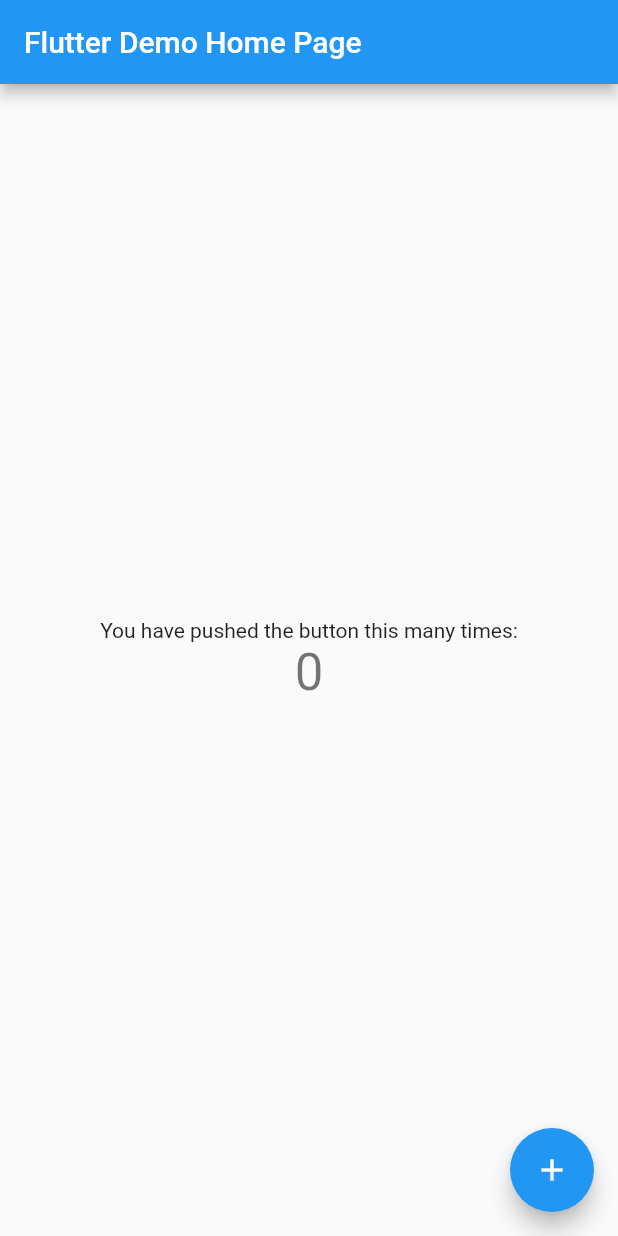
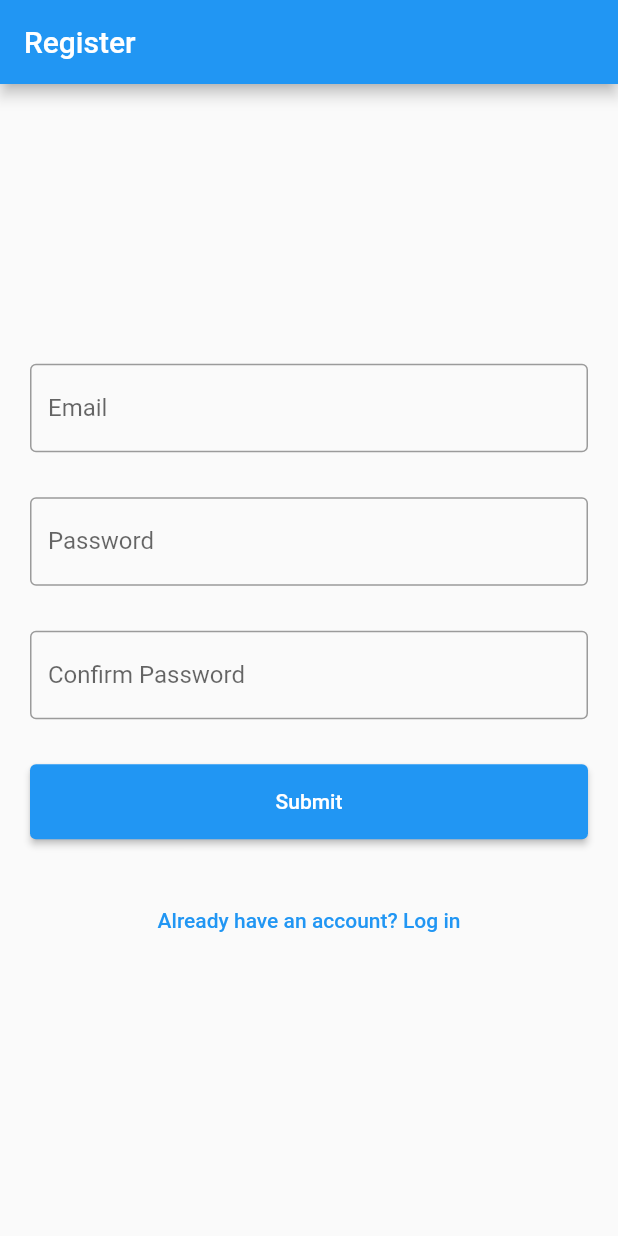
Before and after one commit to makgr/flutter_firebase, a Flutter app: the screen it shows after launch, on a phone screen of 412 x 824 dp. Run offline on Flutter 3.47's test engine with Material 2 defaults, Android fonts, the phone set to English and light mode, and no system bars; our stand-ins replace firebase_auth, firebase_core; accounts and stored records are empty.

Commit message:
login and register using firebase done

```diff
--- a/lib/main.dart
+++ b/lib/main.dart
@@ -1,10 +1,28 @@
+import 'package:flutter/material.dart';
 import 'package:firebase_core/firebase_core.dart';
-import 'package:flutter/material.dart';
+import 'package:firebase_auth/firebase_auth.dart';
+import 'package:flutter_firebase/screens/register_screen.dart';
 
 void main() async{
   WidgetsFlutterBinding.ensureInitialized();
-  await Firebase.initializeApp();
-  runApp(const MyApp());
+  await Firebase.initializeApp(
+     options: FirebaseOptions(
+      apiKey: "AIzaSyCSzr4ALpFKanlnk_WPwBbSjBZmj5QzEUw",
+      appId: "1:65800948821:android:0ecc56c7eca851719e58dc",
+      messagingSenderId: "65800948821",
+      projectId: "flutterfirebase-d8b7e",
+      authDomain: "flutterfirebase-d8b7e.firebaseapp.com"
+      )
+  );
+  //  WidgetsFlutterBinding.ensureInitialized();
+  //  await Firebase.initializeApp(
+  //     options: const FirebaseOptions(
+  //         apiKey: "AIzaSyAhE5iTdU1MflQxb4_M_uHiXJR9EC_mE_I",
+  //         authDomain: "nanochat.firebaseapp.com",
+  //         projectId: "firebase-nanochat",
+  //         messagingSenderId: '137230848633',
+  //         appId: '1:137230848633:web:89e9b54f881fa0b843baa8'));
+  runApp(MyApp());
 }
 
 class MyApp extends StatelessWidget {
@@ -14,105 +32,11 @@ class MyApp extends StatelessWidget {
   @override
   Widget build(BuildContext context) {
     return MaterialApp(
-      title: 'Flutter Demo',
+      title: 'Flutter Firebase',
       theme: ThemeData(
-        // This is the theme of your application.
-        //
-        // Try running your application with "flutter run". You'll see the
-        // application has a blue toolbar. Then, without quitting the app, try
-        // changing the primarySwatch below to Colors.green and then invoke
-        // "hot reload" (press "r" in the console where you ran "flutter run",
-        // or simply save your changes to "hot reload" in a Flutter IDE).
-        // Notice that the counter didn't reset back to zero; the application
-        // is not restarted.
         primarySwatch: Colors.blue,
       ),
-      home: const MyHomePage(title: 'Flutter Demo Home Page'),
+      home: RegisterScreen(),
     );
   }
 }
-
-class MyHomePage extends StatefulWidget {
-  const MyHomePage({Key? key, required this.title}) : super(key: key);
-
-  // This widget is the home page of your application. It is stateful, meaning
-  // that it has a State object (defined below) that contains fields that affect
-  // how it looks.
-
-  // This class is the configuration for the state. It holds the values (in this
-  // case the title) provided by the parent (in this case the App widget) and
-  // used by the build method of the State. Fields in a Widget subclass are
-  // always marked "final".
-
-  final String title;
-
-  @override
-  State<MyHomePage> createState() => _MyHomePageState();
-}
-
-class _MyHomePageState extends State<MyHomePage> {
-  int _counter = 0;
-
-  void _incrementCounter() {
-    setState(() {
-      // This call to setState tells the Flutter framework that something has
-      // changed in this State, which causes it to rerun the build method below
-      // so that the display can reflect the updated values. If we changed
-      // _counter without calling setState(), then the build method would not be
-      // called again, and so nothing would appear to happen.
-      _counter++;
-    });
-  }
-
-  @override
-  Widget build(BuildContext context) {
-    // This method is rerun every time setState is called, for instance as done
-    // by the _incrementCounter method above.
-    //
-    // The Flutter framework has been optimized to make rerunning build methods
-    // fast, so that you can just rebuild anything that needs updating rather
-    // than having to individually change instances of widgets.
-    return Scaffold(
-      appBar: AppBar(
-        // Here we take the value from the MyHomePage object that was created by
-        // the App.build method, and use it to set our appbar title.
-        title: Text(widget.title),
-      ),
-      body: Center(
-        // Center is a layout widget. It takes a single child and positions it
-        // in the middle of the parent.
-        child: Column(
-          // Column is also a layout widget. It takes a list of children and
-          // arranges them vertically. By default, it sizes itself to fit its
-          // children horizontally, and tries to be as tall as its parent.
-          //
-          // Invoke "debug painting" (press "p" in the console, choose the
-          // "Toggle Debug Paint" action from the Flutter Inspector in Android
-          // Studio, or the "Toggle Debug Paint" command in Visual Studio Code)
-          // to see the wireframe for each widget.
-          //
-          // Column has various properties to control how it sizes itself and
-          // how it positions its children. Here we use mainAxisAlignment to
-          // center the children vertically; the main axis here is the vertical
-          // axis because Columns are vertical (the cross axis would be
-          // horizontal).
-          mainAxisAlignment: MainAxisAlignment.center,
-          children: <Widget>[
-            const Text(
-              'You have pushed the button this many times:',
-            ),
-            Text(
-              '$_counter',
-              style: Theme.of(context).textTheme.headline4,
-            ),
-          ],
-        ),
-      ),
-      floatingActionButton: FloatingActionButton(
-        onPressed: _incrementCounter,
-        tooltip: 'Increment',
-        child: const Icon(Icons.add),
-      ), // This trailing comma makes auto-formatting nicer for build methods.
-    );
-  }
-}
--- /dev/null
+++ b/lib/screens/register_screen.dart
@@ -0,0 +1,84 @@
+import 'package:firebase_auth/firebase_auth.dart';
+import 'package:flutter/material.dart';
+import 'package:flutter_firebase/screens/login_screen.dart';
+import 'package:flutter_firebase/services/auth_service.dart';
+
+class RegisterScreen extends StatelessWidget {
+  TextEditingController emailController = TextEditingController();
+  TextEditingController passwordController = TextEditingController();
+  TextEditingController confirmPasswordController = TextEditingController();
+
+  @override
+  Widget build(BuildContext context) {
+    return Scaffold(
+      appBar: AppBar(
+        title: Text('Register'),
+      ),
+      body: Padding(
+        padding: const EdgeInsets.all(20.0),
+        child: Column(
+            mainAxisAlignment: MainAxisAlignment.center,
+            children: <Widget>[
+              TextField(
+                controller: emailController,
+                decoration: InputDecoration(
+                  labelText: 'Email',
+                  border: OutlineInputBorder(),
+                  hintText: 'Enter Email',
+                ),
+              ),
+              SizedBox(height: 30,),
+              TextField(
+                controller: passwordController,
+                obscureText: true,
+                decoration: InputDecoration(
+                  labelText: 'Password',
+                  border: OutlineInputBorder(),
+                  hintText: 'Enter Password',
+                ),
+              ),
+              SizedBox(height: 30,),
+              TextField(
+                controller: confirmPasswordController,
+                obscureText: true,
+                decoration: InputDecoration(
+                  labelText: 'Confirm Password',
+                  border: OutlineInputBorder(),
+                  hintText: 'Enter Password Again',
+                ),
+              ),
+              SizedBox(height: 30,),
+              Container(
+                height: 50,
+                width: MediaQuery.of(context).size.height,
+                child: ElevatedButton(
+                  onPressed: ()async{
+                    if(emailController.text == "" || passwordController.text == ""){
+                      ScaffoldMessenger.of(context).showSnackBar(SnackBar(content: Text('All fields are required'),backgroundColor: Colors.red,));
+                    }else if(passwordController.text != confirmPasswordController.text){
+                      ScaffoldMessenger.of(context).showSnackBar(SnackBar(content: Text('Password do not match with confirmpassword'),backgroundColor: Colors.red,));
+                    }else{
+                     User? result = await authService().register(emailController.text, passwordController.text);
+                     if(result != null){
+                       print('success');
+                       print(result.email);
+                     }
+                    }
+                  },
+                  child: Text('Submit'),
+                  ),
+              ),
+              SizedBox(height: 30,),
+              TextButton(
+                onPressed: (){
+                  Navigator.push(context, MaterialPageRoute(builder: (contex)=>LoginScreen()));
+                },
+                 child: Text('Already have an account? Log in'),
+                 ),
+
+            ],
+        ),
+      ),
+    );
+  }
+}
--- /dev/null
+++ b/lib/services/auth_service.dart
@@ -0,0 +1,17 @@
+import 'package:firebase_auth/firebase_auth.dart';
+import 'package:firebase_core/firebase_core.dart';
+
+class authService {
+  FirebaseAuth firebaseAuth = FirebaseAuth.instance;
+
+  Future<User?> register(String email, String password)async{
+    UserCredential userCredential = await firebaseAuth.createUserWithEmailAndPassword(email: email, password: password);
+   return userCredential.user;
+  }
+
+  Future<User?> login(String email, String password)async{
+    UserCredential userCredential = await firebaseAuth.signInWithEmailAndPassword(email: email, password: password);
+   return userCredential.user;
+  }
+
+}
```
Also changed, not shown: lib/screens/login_screen.dart (added, +71 -0 lines).
